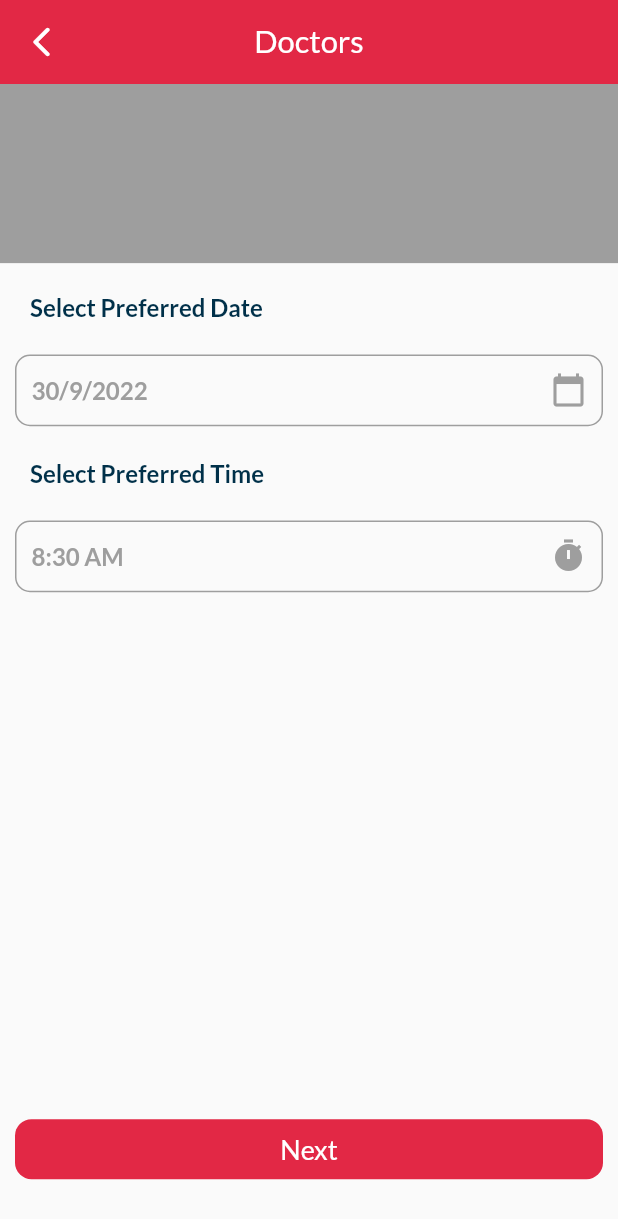
After one commit to Shawon-mas/someriean_health, a Flutter app: the TimeDateScreen screen opened directly, on a phone screen of 412 x 824 dp. The commit adds this screen. Shown: the top 1219 px of the screen. Run offline on Flutter 3.47's test engine with Material 2 defaults, Android fonts, the phone set to English and light mode, and no system bars; our stand-ins replace cached_network_image, carousel_slider, cloud_firestore, firebase_auth, firebase_core, flutter_screenutil and 7 more; missing offline and left inert: flutter_sim_country_code; accounts and stored records are empty.

Commit message:
doctor appoinment time and screen done

```diff
--- a/lib/controller/complete_profile_controller.dart
+++ b/lib/controller/complete_profile_controller.dart
@@ -8,6 +8,7 @@ import '../routes/routes.dart';
 
 class CompleteProfileController extends GetxController {
   var selectedDate = DateTime.now().obs;
+  var selectedTime = TimeOfDay(hour: 8, minute: 30).obs;
   var valueChoose = "".obs;
   var valueNationality = "".obs;
   final gender = ['Male', 'Female', 'Others'];
@@ -26,6 +27,12 @@ class CompleteProfileController extends GetxController {
         firstDate: DateTime(1950, 8),
         lastDate: DateTime(2101));
     selectedDate.value = picked!;
+  }
+  selectTime(BuildContext context) async{
+    TimeOfDay? picked =await showTimePicker(
+        context: context,
+        initialTime: TimeOfDay(hour: 8, minute: 30),);
+      selectedTime.value=picked!;
   }
 
   storeValues(
--- a/lib/routes/routes.dart
+++ b/lib/routes/routes.dart
@@ -6,7 +6,7 @@ import 'package:somerian_health/view/screens/home_screen.dart';
 import 'package:somerian_health/view/screens/login_screen.dart';
 import 'package:somerian_health/view/screens/splash_screen.dart';
 
-import '../view/screens/menu_screens/doctors_menu.dart';
+import '../view/screens/menu_screens/doctors_menu_screens/doctors_menu.dart';
 import '../view/screens/otp_screen.dart';
 
 const splash = "/";
--- a/lib/view/screens/home_screen.dart
+++ b/lib/view/screens/home_screen.dart
@@ -19,7 +19,7 @@ import '../widget/primary_toolbar.dart';
 import 'package:flutter_screenutil/flutter_screenutil.dart';
 
 import '../widget/text_widget.dart';
-import 'menu_screens/doctors_menu.dart';
+import 'menu_screens/doctors_menu_screens/doctors_menu.dart';
 
 class HomeScreen extends StatefulWidget {
   @override
@@ -139,6 +139,7 @@ class _HomeScreenState extends State<HomeScreen> {
                 children: [
                   HomeMenu(menuTittle: "Doctors",onPressed: (){
                     Navigator.push(context, MaterialPageRoute(builder: (context)=>DoctorsMenuScreen()));
+
                   }),
                   Container(
                       height: 115.h,
--- a/lib/view/screens/menu_screens/doctors_menu.dart
+++ b/lib/view/screens/menu_screens/doctors_menu_screens/doctors_menu.dart
@@ -3,9 +3,10 @@ import 'package:flutter/material.dart';
 import 'package:flutter_screenutil/flutter_screenutil.dart';
 import 'package:somerian_health/global/db_paths.dart';
 import 'package:somerian_health/global/properties.dart';
-import '../../widget/common_toolbar.dart';
-import '../../widget/general_button.dart';
-import '../../widget/text_widget.dart';
+import 'package:somerian_health/view/screens/menu_screens/doctors_menu_screens/time_date.dart';
+import '../../../widget/common_toolbar.dart';
+import '../../../widget/general_button.dart';
+import '../../../widget/text_widget.dart';
 class DoctorsMenuScreen extends StatefulWidget {
   const DoctorsMenuScreen({Key? key}) : super(key: key);
 
@@ -75,7 +76,9 @@ class _DoctorsMenuScreenState extends State<DoctorsMenuScreen> {
                                 ],
                               ),
                               AppointmentButton(
-                                onPressed: (){},
+                                onPressed: (){
+                                  Navigator.push(context, MaterialPageRoute(builder: (context)=>TimeDateScreen()));
+                                },
                                 value:'Book an Appointment' ,
                               ),
                               Divider(
--- /dev/null
+++ b/lib/view/screens/menu_screens/doctors_menu_screens/time_date.dart
@@ -0,0 +1,150 @@
+import 'package:flutter/material.dart';
+import 'package:flutter_screenutil/flutter_screenutil.dart';
+import 'package:get/get.dart';
+import 'package:get/get_core/src/get_main.dart';
+import 'package:somerian_health/global/properties.dart';
+
+import '../../../../controller/complete_profile_controller.dart';
+import '../../../widget/common_toolbar.dart';
+import '../../../widget/general_button.dart';
+import '../../../widget/text_widget.dart';
+class TimeDateScreen extends StatefulWidget {
+
+   TimeDateScreen({Key? key}) : super(key: key);
+
+  @override
+  State<TimeDateScreen> createState() => _TimeDateScreenState();
+}
+
+class _TimeDateScreenState extends State<TimeDateScreen> {
+  TimeOfDay _timeOfDay=TimeOfDay(hour: 8, minute: 30);
+  final _controller = Get.put(CompleteProfileController());
+  void _selectTime(){
+    showTimePicker(
+        context: context,
+        initialTime: TimeOfDay.now(),).then((value) {
+          setState(() {
+            _timeOfDay=value!;
+          });
+
+    });
+  }
+
+  @override
+  Widget build(BuildContext context) {
+    return Scaffold(
+      appBar: CommonToolbar(title: 'Doctors'),
+      body: Column(
+        children: [
+          Container(
+            height: 100.h,
+            color: Colors.grey,
+          ),
+          Padding(
+            padding: const EdgeInsets.all(10.0),
+            child: Column(
+              crossAxisAlignment: CrossAxisAlignment.start,
+              mainAxisAlignment: MainAxisAlignment.center,
+              children: [
+                TextWidget(
+                  value:
+                  'Select Preferred Date',
+                  size: 14.sp,
+                  fontWeight: FontWeight.w700,
+                  textColor: Properties.colorTextBlue,
+                ),
+                SizedBox(height: 10.h,),
+                InkWell(
+                  onTap: () {
+                    _controller.selectDate(context);
+                  },
+                  child: Container(
+                    padding: const EdgeInsets.only(right: 10),
+                    height: 40.h,
+                    width: double.infinity,
+                    child: Row(
+                      children: [
+                        Obx(
+                              () => TextWidget(
+                            value:
+                            '${_controller.selectedDate.value.day}/${_controller.selectedDate.value.month}/${_controller.selectedDate.value.year}',
+                            size: 14.sp,
+                            fontWeight: FontWeight.w700,
+                            textColor: Colors.grey,
+                          ),
+                        ),
+                        const Spacer(),
+                        const Icon(
+                          Icons.calendar_today,
+                          color: Colors.grey,
+                        )
+                      ],
+                    ),
+                    decoration: BoxDecoration(
+                        border: Border.all(
+                          color: Colors.grey,
+                        ),
+                        borderRadius:
+                        const BorderRadius.all(Radius.circular(10))),
+                  ),
+                ),
+                SizedBox(height: 10.h,),
+                TextWidget(
+                  value:
+                  'Select Preferred Time',
+                  size: 14.sp,
+                  fontWeight: FontWeight.w700,
+                  textColor:Properties.colorTextBlue,
+                ),
+                SizedBox(height: 10.h,),
+                InkWell(
+                  onTap: () {
+                    _selectTime();
+                  },
+                  child: Container(
+                    padding: const EdgeInsets.only(right: 10),
+                    height: 40.h,
+                    width: double.infinity,
+                    child: Row(
+                      children: [
+                        TextWidget(
+                            value:
+                            _timeOfDay.format(context).toString(),
+                            size: 14.sp,
+                            fontWeight: FontWeight.w700,
+                            textColor: Colors.grey,
+                          ),
+
+                        const Spacer(),
+                        const Icon(
+                          Icons.timer,
+                          color: Colors.grey,
+                        )
+                      ],
+                    ),
+                    decoration: BoxDecoration(
+                        border: Border.all(
+                          color: Colors.grey,
+                        ),
+                        borderRadius:
+                        const BorderRadius.all(Radius.circular(10))),
+                  ),
+                ),
+              ],
+            ),
+          ),
+          Spacer(),
+          Padding(
+            padding: const EdgeInsets.all(10.0),
+            child: AppointmentButton(
+              onPressed: (){
+              },
+              value:'Next' ,
+            ),
+          ),
+          SizedBox(height:20.h,),
+        ],
+      ),
+    );
+  }
+}
```
